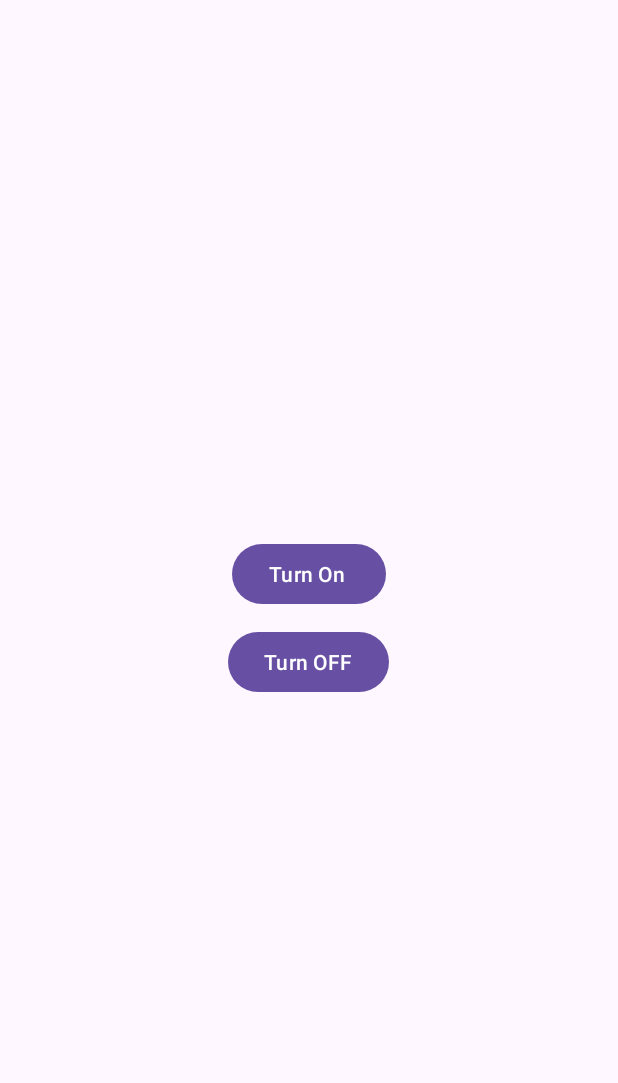
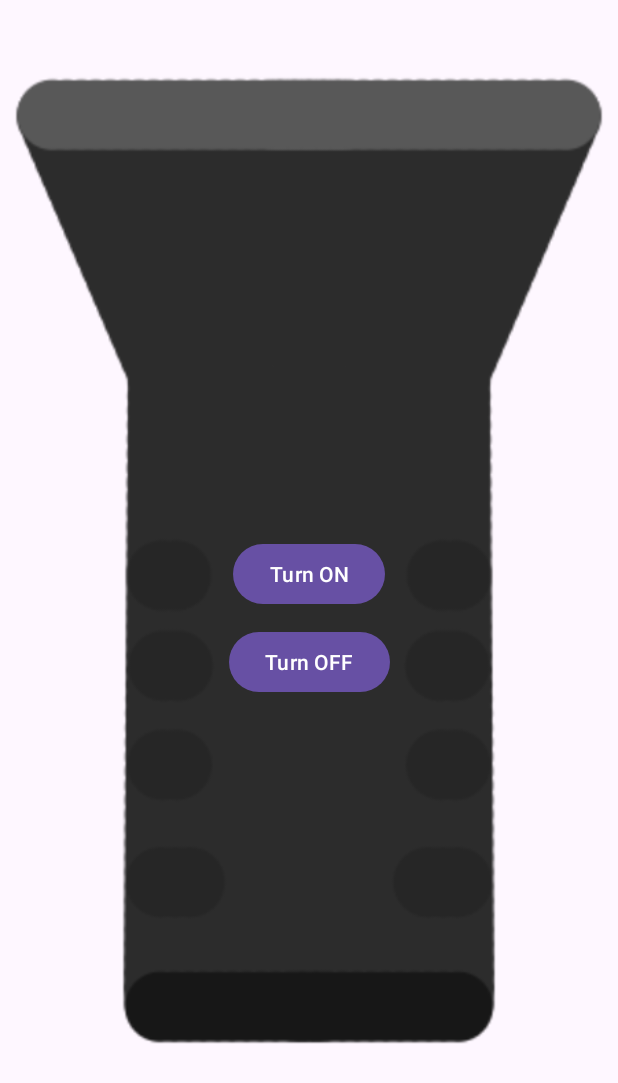
Before and after one commit to LoganMinarik/Flashlight-Android-Kotlin, an Android app: the screen it shows after launch (MainActivity), on a phone screen of 412 x 824 dp. Shown: the top 1083 px of the screen. Run offline under Robolectric (Android 15) with nearby library versions, the phone set to English and light mode, and no system bars.

Commit message:
added flshlight

```diff
--- a/app/src/main/res/layout/activity_main.xml
+++ b/app/src/main/res/layout/activity_main.xml
@@ -1,5 +1,5 @@
 <?xml version="1.0" encoding="utf-8"?>
-<RelativeLayout
+<androidx.constraintlayout.widget.ConstraintLayout
     xmlns:android="http://schemas.android.com/apk/res/android"
     xmlns:app="http://schemas.android.com/apk/res-auto"
     xmlns:tools="http://schemas.android.com/tools"
@@ -7,28 +7,38 @@
     android:layout_height="match_parent"
     tools:context=".MainActivity">
 
-    <LinearLayout
-        android:layout_width="match_parent"
-        android:layout_height="wrap_content"
-        android:layout_centerInParent="true"
-        android:gravity="center"
-        android:padding="8dp"
-        android:orientation="vertical">
+    <ImageView
+        android:id="@+id/backgroundImageView"
+        android:layout_width="0dp"
+        android:layout_height="0dp"
+        android:src="@drawable/flashlight"
+        android:scaleType="centerCrop"
+        app:layout_constraintBottom_toBottomOf="parent"
+        app:layout_constraintEnd_toEndOf="parent"
+        app:layout_constraintStart_toStartOf="parent"
+        app:layout_constraintTop_toTopOf="parent" />
 
     <Button
         android:id="@+id/flash_on_btn"
         android:layout_width="wrap_content"
         android:layout_height="wrap_content"
         android:layout_margin="5dp"
-            android:text="Turn On "/>
+        android:text="Turn ON"
+        app:layout_constraintBottom_toTopOf="@id/flash_off_btn"
+        app:layout_constraintEnd_toEndOf="parent"
+        app:layout_constraintStart_toStartOf="parent"
+        app:layout_constraintTop_toTopOf="parent"
+        app:layout_constraintVertical_chainStyle="packed" />
 
     <Button
         android:id="@+id/flash_off_btn"
         android:layout_width="wrap_content"
         android:layout_height="wrap_content"
         android:layout_margin="5dp"
-            android:text="Turn OFF"/>
+        android:text="Turn OFF"
+        app:layout_constraintBottom_toBottomOf="parent"
+        app:layout_constraintEnd_toEndOf="parent"
+        app:layout_constraintStart_toStartOf="parent"
+        app:layout_constraintTop_toBottomOf="@id/flash_on_btn" />
 
-    </LinearLayout>
-
-</RelativeLayout>
+</androidx.constraintlayout.widget.ConstraintLayout>
```
Also changed, not shown: app/src/main/res/drawable/flashlight.png (added), 2 other files. Lines whose indentation alone changed are shown as unchanged.
